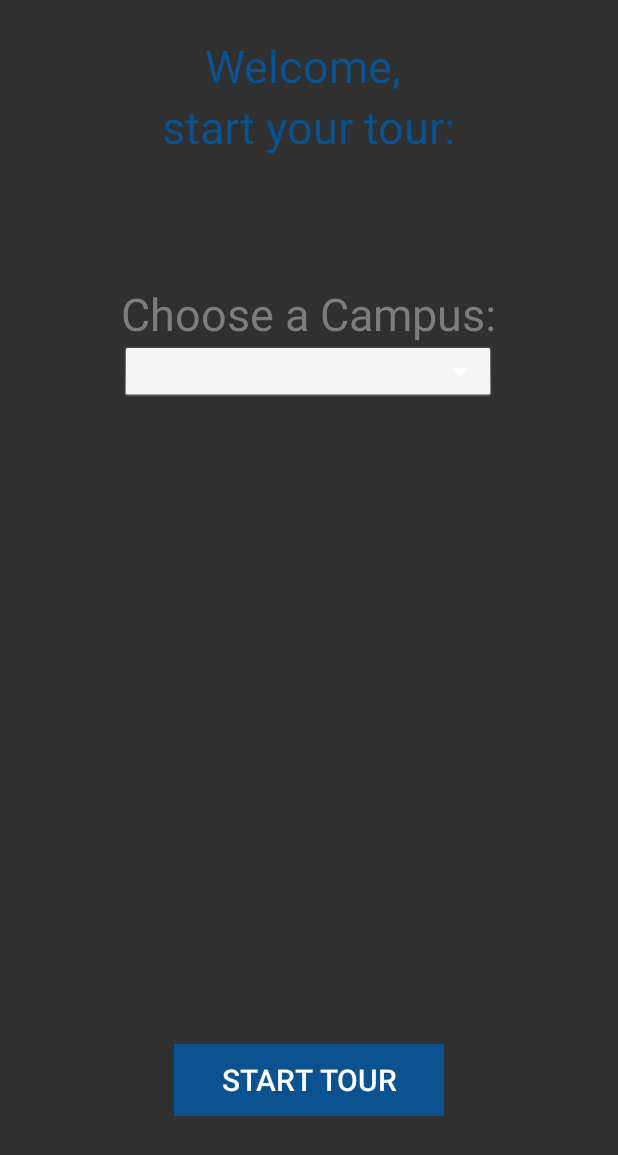
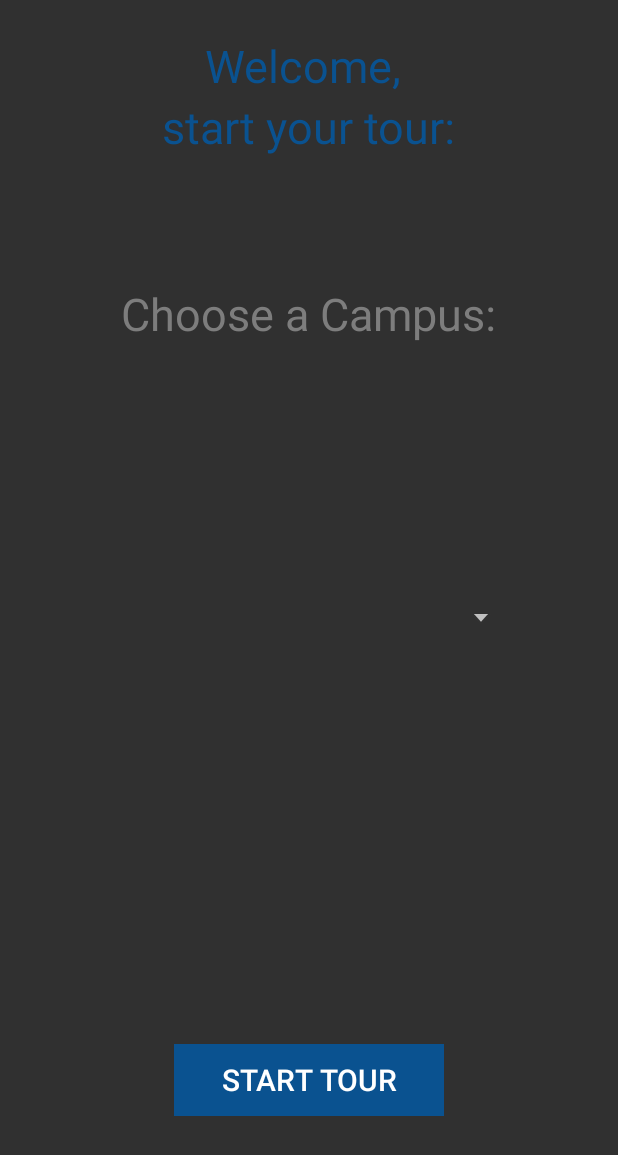
Before and after one commit to ZenithTao/campusTours, an Android app: the layout home_screen.xml on its own in the app's theme, with its tools: preview values and no code run, on a phone screen of 412 x 824 dp. Shown: the top 1155 px of the screen. Run offline under Robolectric (Android 15) with nearby library versions, the phone set to English and light mode, and no system bars.

Commit message:
combined together all of the classes

```diff
--- a/CampusTours/app/src/main/AndroidManifest.xml
+++ b/CampusTours/app/src/main/AndroidManifest.xml
@@ -25,7 +25,6 @@
         android:glEsVersion="0x00020000"
         android:required="true" />
 
-
     <application
         android:allowBackup="true"
         android:icon="@mipmap/logo"
@@ -36,6 +35,10 @@
             android:value="@integer/google_play_services_version" />
         <activity
             android:name=".MainActivity"
+            android:label="@string/app_name">
+        </activity>
+        <activity
+            android:name=".HomeScreenActivity"
             android:label="@string/app_name">
             <intent-filter>
                 <action android:name="android.intent.action.MAIN" />
--- a/CampusTours/app/src/main/res/layout/activity_main.xml
+++ b/CampusTours/app/src/main/res/layout/activity_main.xml
@@ -25,8 +25,8 @@
         android:layout_width="250dp"
         android:layout_height="match_parent"
         android:layout_gravity="start"
-        android:background="#111"
         android:choiceMode="singleChoice"
         android:divider="@android:color/transparent"
+        android:background="#ffd8dddd"
         android:dividerHeight="0dp" />
 </android.support.v4.widget.DrawerLayout>
--- a/CampusTours/app/src/main/res/layout/home_screen.xml
+++ b/CampusTours/app/src/main/res/layout/home_screen.xml
@@ -4,7 +4,7 @@
     android:layout_height="match_parent" android:paddingLeft="@dimen/activity_horizontal_margin"
     android:paddingRight="@dimen/activity_horizontal_margin"
     android:paddingTop="@dimen/activity_vertical_margin"
-    android:paddingBottom="@dimen/activity_vertical_margin" tools:context=".MainActivity">
+    android:paddingBottom="@dimen/activity_vertical_margin" tools:context=".HomeScreenActivity">
 
     <FrameLayout
         android:layout_width="fill_parent"
@@ -14,7 +14,9 @@
         android:layout_marginRight="197dp"
         android:layout_marginEnd="197dp"
         android:layout_marginTop="48dp"
-        android:id="@+id/frameLayout"/>
+        android:id="@+id/frameLayout">
+
+    </FrameLayout>
 
     <TextView
         android:layout_width="wrap_content"
@@ -47,20 +49,6 @@
         android:layout_below="@+id/WelcomeContd"
         android:layout_centerHorizontal="true" />
 
-    <Spinner
-        android:id="@+id/spinner1"
-        android:layout_width="250dp"
-        android:layout_height="40dp"
-        android:background="@android:drawable/btn_dropdown"
-        android:spinnerMode="dropdown"
-        android:focusable="false"
-        android:textAlignment="center"
-        android:touchscreenBlocksFocus="false"
-        android:backgroundTint="#FFFFFF"
-        android:layout_below="@+id/CampusText"
-        android:layout_alignRight="@+id/CampusText"
-        android:layout_alignEnd="@+id/CampusText" />
-
     <Button
         style="?android:attr/borderlessButtonStyle"
         android:layout_width="180dp"
@@ -74,5 +62,18 @@
         android:layout_alignBottom="@+id/frameLayout"
         android:layout_centerHorizontal="true"/>
 
+    <Spinner
+        android:layout_width="wrap_content"
+        android:layout_height="wrap_content"
+        android:id="@+id/school_dropdown"
+        android:layout_gravity="right|center_vertical"
+        android:layout_centerVertical="true"
+        android:layout_alignRight="@+id/CampusText"
+        android:layout_alignEnd="@+id/CampusText"
+        android:layout_alignLeft="@+id/CampusText"
+        android:layout_alignStart="@+id/CampusText"
+        android:background="@drawable/abc_spinner_mtrl_am_alpha"
+        />
+
 
 </RelativeLayout>
--- a/CampusTours/app/src/main/res/values/strings.xml
+++ b/CampusTours/app/src/main/res/values/strings.xml
@@ -25,4 +25,5 @@
     <string name="play_button_description">Play/Pause</string>
     <string name="next_button_description">Next</string>
 
+    <string name="title_activity_home_screen">HomeScreenActivity</string>
 </resources>
```
Also changed, not shown: CampusTours/app/src/main/java/com/yiweigao/campustours/HomeScreenActivity.java (added, +195 -0 lines), CampusTours/app/src/main/res/menu/menu_home_screen.xml (added, +7 -0 lines).
